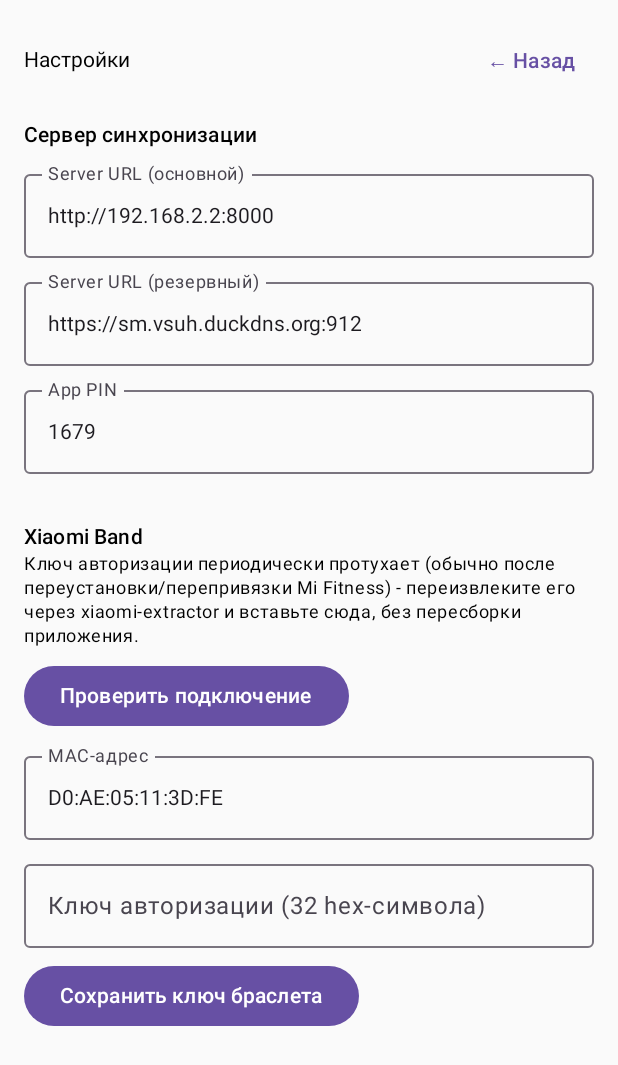
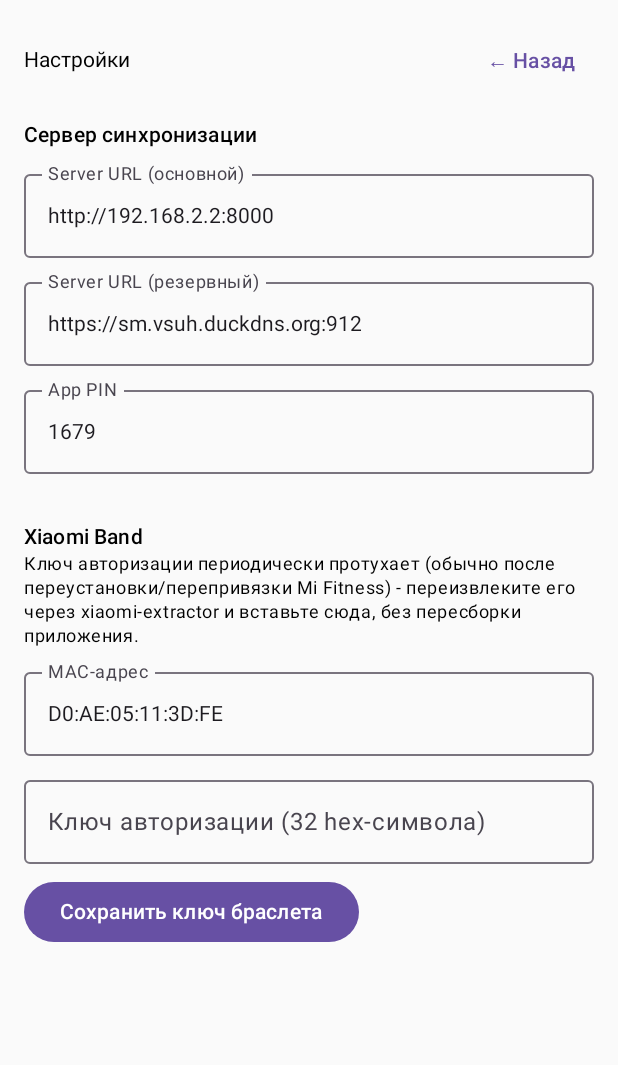
Before and after one commit to vsuh/sleepmon, an Android app built with Jetpack Compose: the screen it shows after launch (MainActivity), after a tap on "⚙ Настройки", on a phone screen of 412 x 824 dp. Shown: the top 1065 px of the screen. Run offline under Robolectric (Android 15) with nearby library versions, the light colour scheme and no system bars; libraries missing offline, so code that uses them is left out: androidx.health.connect; pictures from the network do not load; 3 statements that could not run were skipped.

Commit message:
Remove obsolete manual sync and debug buttons

```diff
--- a/android_sync_app/app/src/main/java/com/example/sleepmonitorsync/MainActivity.kt
+++ b/android_sync_app/app/src/main/java/com/example/sleepmonitorsync/MainActivity.kt
@@ -1,9 +1,6 @@
 package com.example.sleepmonitorsync
 
 import android.Manifest
-import android.app.DatePickerDialog
-import android.content.ClipData
-import android.content.ClipboardManager
 import android.os.Build
 import android.os.Bundle
 import androidx.activity.ComponentActivity
@@ -14,7 +11,6 @@ import androidx.compose.foundation.rememberScrollState
 import androidx.compose.foundation.verticalScroll
 import androidx.compose.material3.Button
 import androidx.compose.material3.MaterialTheme
-import androidx.compose.material3.OutlinedButton
 import androidx.compose.material3.OutlinedTextField
 import androidx.compose.material3.Text
 import androidx.compose.material3.TextButton
@@ -31,11 +27,9 @@ import androidx.health.connect.client.records.HeartRateRecord
 import androidx.health.connect.client.records.SleepSessionRecord
 import androidx.health.connect.client.records.StepsRecord
 import com.example.sleepmonitorsync.band.BandCredentials
-import com.example.sleepmonitorsync.band.XiaomiBandTester
 import kotlinx.coroutines.CoroutineScope
 import kotlinx.coroutines.Dispatchers
 import kotlinx.coroutines.launch
-import java.time.LocalDate
 
 class MainActivity : ComponentActivity() {
 
@@ -46,7 +40,7 @@ class MainActivity : ComponentActivity() {
          * 2026-09-15 - see 10-projects/sleep-monitor/task.md "process rule" entry).
          * Format: "vN (ДД.ММ.ГГГГ) - краткое описание изменения".
          */
-        const val APP_BUILD_TAG = "v33 (26.09.2026) - без заведомого Broken pipe перед deferred ACK"
+        const val APP_BUILD_TAG = "v34 (26.09.2026) - упрощённый экран без debug и range-кнопок"
     }
 
     private val permissions = setOf(
@@ -83,52 +77,11 @@ class MainActivity : ComponentActivity() {
         )
         var appPin by mutableStateOf(prefs.getString("appPin", defaultAppPin) ?: "")
 
-        val today = LocalDate.now()
-        var rangeFrom by mutableStateOf(today.minusDays(7))
-        var rangeTo by mutableStateOf(today)
-
         val requestPermissions = registerForActivityResult(requestPermissionActivityContract) { granted ->
             if (granted.containsAll(permissions)) {
                 status = "Permissions granted! Ready to sync."
             } else {
                 status = "Permissions not fully granted."
-            }
-        }
-
-        var bleStatus by mutableStateOf("")
-        var bleRunning by mutableStateOf(false)
-        var pendingTransport: (suspend () -> String)? = null
-
-        fun runBandTest(transport: suspend () -> String) {
-            bleRunning = true
-            bleStatus = "Подключаюсь к браслету..."
-            CoroutineScope(Dispatchers.Main).launch {
-                bleStatus = transport()
-                bleRunning = false
-            }
-        }
-
-        val requestBluetoothPermissions = registerForActivityResult(
-            ActivityResultContracts.RequestMultiplePermissions()
-        ) { grantedMap ->
-            val connectGranted = grantedMap[Manifest.permission.BLUETOOTH_CONNECT] == true
-            val transport = pendingTransport
-            pendingTransport = null
-            if (connectGranted && transport != null) {
-                runBandTest(transport)
-            } else {
-                bleStatus = "❌ Нет разрешения BLUETOOTH_CONNECT"
-            }
-        }
-
-        fun requestAndRunBandTest(transport: suspend () -> String) {
-            if (Build.VERSION.SDK_INT >= Build.VERSION_CODES.S) {
-                pendingTransport = transport
-                requestBluetoothPermissions.launch(
-                    arrayOf(Manifest.permission.BLUETOOTH_CONNECT, Manifest.permission.BLUETOOTH_SCAN)
-                )
-            } else {
-                runBandTest(transport)
             }
         }
 
@@ -146,16 +99,6 @@ class MainActivity : ComponentActivity() {
             val context = LocalContext.current
             var showSettings by remember { mutableStateOf(false) }
 
-            fun showDatePicker(initial: LocalDate, onPicked: (LocalDate) -> Unit) {
-                DatePickerDialog(
-                    context,
-                    { _, year, month, dayOfMonth ->
-                        onPicked(LocalDate.of(year, month + 1, dayOfMonth))
-                    },
-                    initial.year, initial.monthValue - 1, initial.dayOfMonth
-                ).show()
-            }
-
             if (showSettings) {
                 SettingsScreen(
                     serverUrl = serverUrl,
@@ -164,11 +107,6 @@ class MainActivity : ComponentActivity() {
                     onServerUrlBackupChange = { serverUrlBackup = it; prefs.edit().putString("serverUrlBackup", it).apply() },
                     appPin = appPin,
                     onAppPinChange = { appPin = it; prefs.edit().putString("appPin", it).apply() },
-                    onCheckConnection = {
-                        requestAndRunBandTest { XiaomiBandTester.testAuthSpp(context) }
-                    },
-                    bleRunning = bleRunning,
-                    bleStatus = bleStatus,
                     onBack = { showSettings = false },
                 )
                 return@setContent
@@ -213,64 +151,9 @@ class MainActivity : ComponentActivity() {
                     Text("Sync Now")
                 }
 
-                Spacer(modifier = Modifier.height(24.dp))
-                Text("Массовая синхронизация за диапазон дат")
-                Spacer(modifier = Modifier.height(8.dp))
-
-                Row(verticalAlignment = Alignment.CenterVertically) {
-                    OutlinedButton(onClick = {
-                        showDatePicker(rangeFrom) { picked -> rangeFrom = picked }
-                    }) {
-                        Text("От: $rangeFrom")
-                    }
-                    Spacer(modifier = Modifier.width(8.dp))
-                    OutlinedButton(onClick = {
-                        showDatePicker(rangeTo) { picked -> rangeTo = picked }
-                    }) {
-                        Text("До: $rangeTo")
-                    }
-                }
-
-                Spacer(modifier = Modifier.height(8.dp))
-
-                Button(onClick = {
-                    CoroutineScope(Dispatchers.Main).launch {
-                        status = "Syncing range..."
-                        withHealthPermissions { client ->
-                            SyncHelper.performSyncRange(client, serverUrl, serverUrlBackup, appPin, rangeFrom, rangeTo) { newStatus ->
-                                status = newStatus
-                            }
-                        }
-                    }
-                }) {
-                    Text("Sync Range")
-                }
-
                 Spacer(modifier = Modifier.height(16.dp))
                 Text(status)
 
-                Spacer(modifier = Modifier.height(32.dp))
-                Text("Xiaomi Band (debug)")
-                Spacer(modifier = Modifier.height(8.dp))
-                Button(
-                    enabled = !bleRunning,
-                    onClick = {
-                        requestAndRunBandTest { XiaomiBandTester.testActivityFetch(context) }
-                    }
-                ) {
-                    Text(if (bleRunning) "..." else "Загрузить данные")
-                }
-                if (bleStatus.isNotBlank()) {
-                    Spacer(modifier = Modifier.height(8.dp))
-                    Text(bleStatus)
-                    Spacer(modifier = Modifier.height(8.dp))
-                    OutlinedButton(onClick = {
-                        val clipboard = context.getSystemService(ClipboardManager::class.java)
-                        clipboard.setPrimaryClip(ClipData.newPlainText("Xiaomi Band result", bleStatus))
-                    }) {
-                        Text("Копировать результат")
-                    }
-                }
                 Spacer(modifier = Modifier.height(32.dp))
             }
         }
@@ -285,9 +168,6 @@ private fun SettingsScreen(
     onServerUrlBackupChange: (String) -> Unit,
     appPin: String,
     onAppPinChange: (String) -> Unit,
-    onCheckConnection: () -> Unit,
-    bleRunning: Boolean,
-    bleStatus: String,
     onBack: () -> Unit,
 ) {
     val context = LocalContext.current
@@ -346,17 +226,6 @@ private fun SettingsScreen(
             style = MaterialTheme.typography.bodySmall,
         )
         Spacer(modifier = Modifier.height(8.dp))
-        Button(
-            enabled = !bleRunning,
-            onClick = onCheckConnection,
-        ) {
-            Text(if (bleRunning) "..." else "Проверить подключение")
-        }
-        if (bleStatus.isNotBlank()) {
-            Spacer(modifier = Modifier.height(8.dp))
-            Text(bleStatus)
-        }
-        Spacer(modifier = Modifier.height(8.dp))
         OutlinedTextField(
             value = bandMac,
             onValueChange = { bandMac = it },
```
